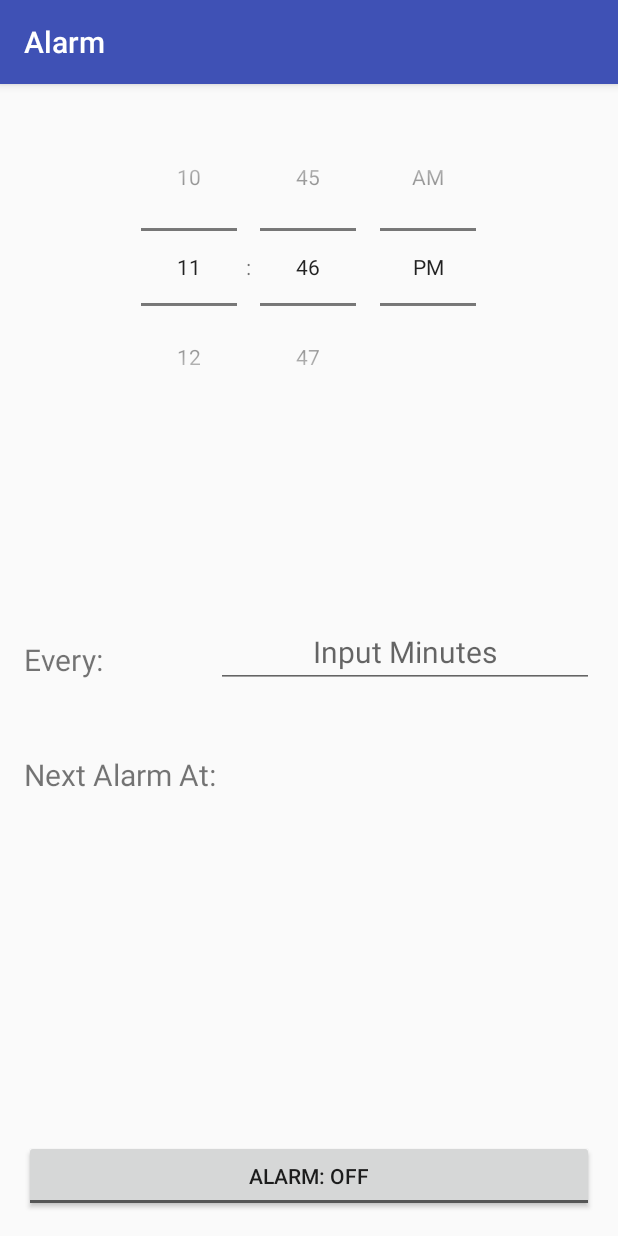
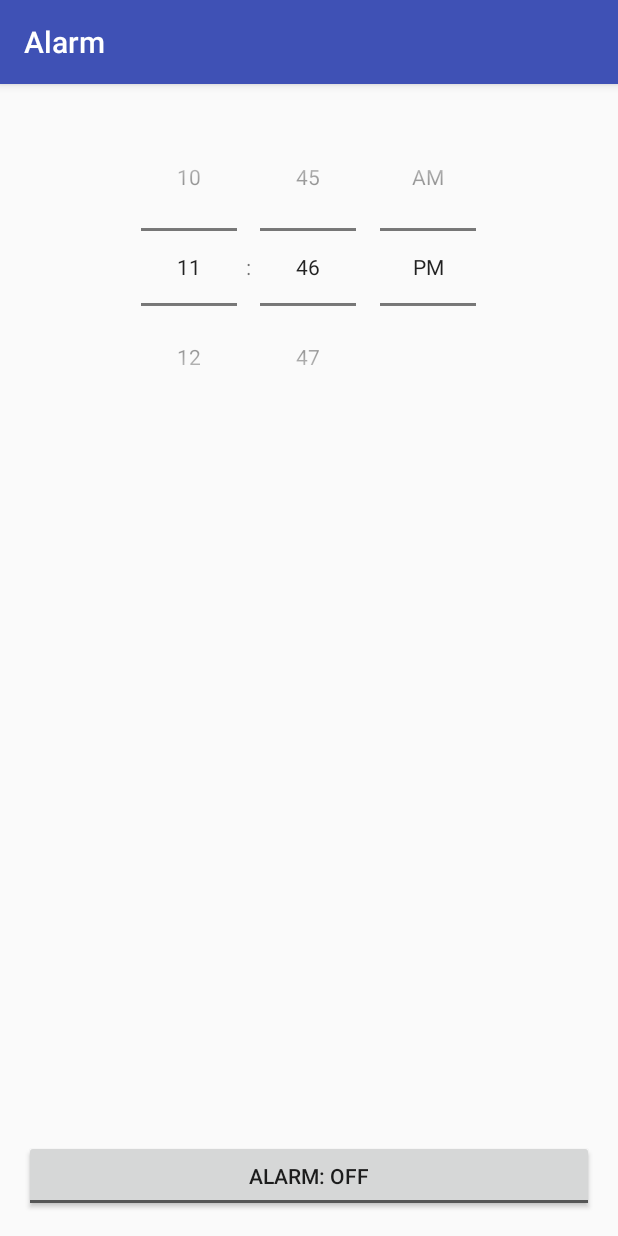
Before and after one commit to Pidgens/alarms, an Android app: the screen it shows after launch (MainActivity), on a phone screen of 412 x 824 dp. Run offline under Robolectric (Android 15) with nearby library versions, the phone set to English and light mode, and no system bars.

```diff
--- a/app/src/main/res/layout/activity_main.xml
+++ b/app/src/main/res/layout/activity_main.xml
@@ -33,50 +33,32 @@
     <TextView
         android:layout_width="wrap_content"
         android:layout_height="wrap_content"
-        android:text="Every: "
-        android:id="@+id/textView"
-        android:textSize="20dp"
+        android:textAppearance="?android:attr/textAppearanceLarge"
+        android:text="0"
+        android:id="@+id/val1"
+        android:visibility="invisible"
         android:layout_centerVertical="true"
-        android:layout_alignParentLeft="true"
-        android:layout_alignParentStart="true"
-        android:layout_toLeftOf="@+id/nextAlarm"
-        android:layout_toStartOf="@+id/nextAlarm" />
+        android:layout_centerHorizontal="true"
+    />
+
+    <TextView
+        android:layout_width="wrap_content"
+        android:layout_height="wrap_content"
+        android:textAppearance="?android:attr/textAppearanceLarge"
+        android:text="Large Text"
+        android:id="@+id/val2"
+        android:layout_below="@+id/val1"
+        android:visibility="invisible"
+        android:layout_centerHorizontal="true" />
 
     <EditText
         android:layout_width="wrap_content"
         android:layout_height="wrap_content"
-        android:id="@+id/iterated"
-        android:gravity="center"
-        android:layout_alignTop="@+id/textView"
-        android:layout_toRightOf="@+id/textView"
-        android:layout_alignRight="@+id/toggleButton"
-        android:layout_alignEnd="@+id/toggleButton"
-        android:singleLine="true"
-        android:inputType="number"
-        android:textSize="20dp"
-        android:hint="Input Minutes"
-        android:layout_marginTop="-15dp" />
+        android:textAppearance="?android:attr/textAppearanceLarge"
+        android:text="Large Text"
+        android:visibility="invisible"
+        android:id="@+id/inputVal"
+        android:layout_below="@+id/val2"
+        android:layout_centerHorizontal="true" />
 
-    <TextView
-        android:layout_width="wrap_content"
-        android:layout_height="wrap_content"
-        android:text="Next Alarm At:"
-        android:id="@+id/textView3"
-        android:textSize="20dp"
-        android:layout_marginTop="44dp"
-        android:layout_below="@+id/iterated"
-        android:layout_alignParentLeft="true"
-        android:layout_alignParentStart="true" />
-
-    <TextView
-        android:layout_width="wrap_content"
-        android:layout_height="wrap_content"
-        android:id="@+id/nextAlarm"
-        android:layout_alignParentEnd="true"
-        android:textStyle="bold"
-        android:gravity="center"
-        android:textSize="20dp"
-        android:layout_alignTop="@+id/textView3"
-        android:layout_toRightOf="@+id/textView3"
-        android:layout_toEndOf="@+id/textView3" />
 </RelativeLayout>
```
Also changed, not shown: app/src/main/java/com/example/derekchiu/alarm/AlarmReceiver.java (+15 -4 lines), app/src/main/java/com/example/derekchiu/alarm/MainActivity.java (+0 -44 lines).
